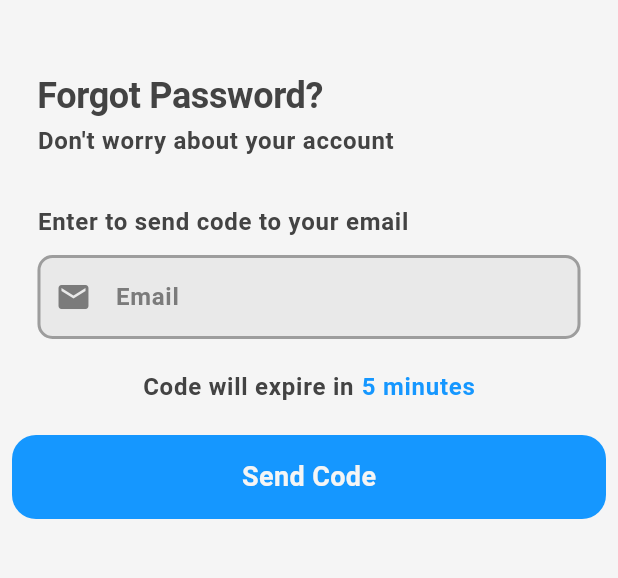
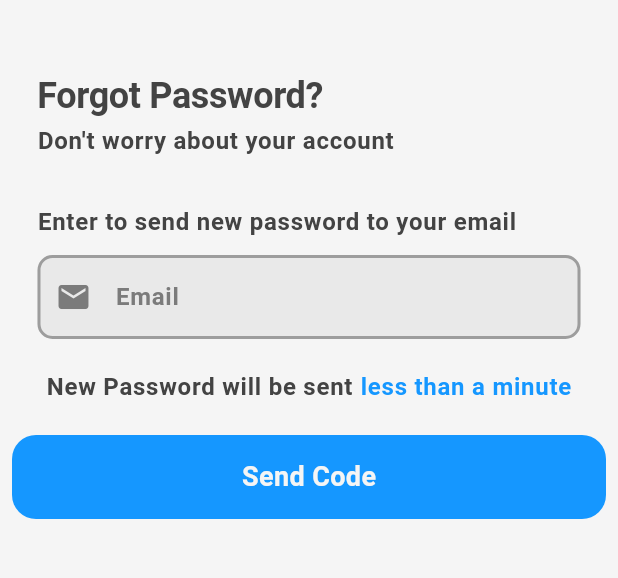
Before and after one commit to PhuocDinh462/student_hub, a Flutter app: the screen it shows after launch, after a tap on "Forgot Password?", on a phone screen of 412 x 824 dp, the part 84-662 px from its top. Run offline on Flutter 3.47's test engine with Material 3 defaults, Android fonts, the phone set to English and light mode, and no system bars; drawn by our look-alikes of loader_overlay; our stand-ins replace awesome_snackbar_content, dio, dotted_border, dropdown_search, equatable, file_picker and 10 more; missing offline and left inert: country_flags, language_code, month_year_picker; accounts and stored records are empty; generated files the repository leaves out were written again.

Commit message:
feat: update login UI

```diff
--- a/lib/constants/theme.dart
+++ b/lib/constants/theme.dart
@@ -20,6 +20,9 @@ const Color text_50 = Color(0xfff5f5f5);
 
 // More colors
 const Color color_1 = Color.fromARGB(255, 255, 77, 64);
+const Color linearColor1 = Color(0xff1597FF);
+const Color linearColor2 = Color(0xff3F51B5);
+const Color linearColor3 = Color(0xff00C853);
 
 // Themes
 class AppTheme {
@@ -33,6 +36,7 @@ class AppTheme {
       surfaceTint: primary_300,
       surface: text_50,
       onSurface: text_500,
+      background: text_900,
       outline: Colors.transparent,
       onSecondary: Colors.white,
     ),
@@ -88,6 +92,7 @@ class AppTheme {
       secondaryContainer: text_900,
       surfaceTint: text_800,
       surface: text_800,
+      background: text_50,
       onSurface: text_50,
       onSecondary: text_800,
     ),
--- a/lib/routes/auth_route.dart
+++ b/lib/routes/auth_route.dart
@@ -12,8 +12,7 @@ class AuthRoutes {
   static const String resetPassword = '/reset_password';
 
   static Map<String, WidgetBuilder> routes = {
-    login: (context) =>
-        const AccountHeader(title: 'Student Hub', body: Login()),
+    login: (context) => const Login(),
     forgotPassword: (context) =>
         const AccountHeader(title: 'Student Hub', body: ForgotPassword()),
     verifyCode: (context) =>
--- a/lib/screens/authentication/forgot_password.dart
+++ b/lib/screens/authentication/forgot_password.dart
@@ -103,7 +103,7 @@ class _ForgotPasswordState extends State<ForgotPassword> {
                   mainAxisAlignment: MainAxisAlignment.start,
                   children: [
                     Text(
-                      'Enter to send code to your email',
+                      'Enter to send new password to your email',
                       style: Theme.of(context)
                           .textTheme
                           .bodyLarge
@@ -130,7 +130,7 @@ class _ForgotPasswordState extends State<ForgotPassword> {
                     mainAxisAlignment: MainAxisAlignment.center,
                     children: [
                       Text(
-                        'Code will expire in',
+                        'New Password will be sent',
                         style: Theme.of(context)
                             .textTheme
                             .bodyLarge
@@ -138,7 +138,7 @@ class _ForgotPasswordState extends State<ForgotPassword> {
                       ),
                       const Gap(5),
                       Text(
-                        '5 minutes',
+                        'less than a minute',
                         style: Theme.of(context).textTheme.bodyLarge?.copyWith(
                             fontWeight: FontWeight.bold, color: primary_300),
                       ),
--- a/lib/screens/authentication/login.dart
+++ b/lib/screens/authentication/login.dart
@@ -13,8 +13,7 @@ import 'package:student_hub/routes/auth_route.dart';
 import 'package:student_hub/routes/company_route.dart';
 import 'package:student_hub/routes/student_routes.dart';
 import 'package:student_hub/utils/snack_bar.dart';
-import 'package:student_hub/widgets/button.dart';
-import 'package:student_hub/widgets/text_field.dart';
+
 import 'package:flutter_dotenv/flutter_dotenv.dart';
 import 'package:awesome_snackbar_content/awesome_snackbar_content.dart';
 
@@ -31,6 +30,7 @@ class _LoginState extends State<Login> {
   final TextEditingController passwordController = TextEditingController();
   final String? apiServer = dotenv.env['API_SERVER'];
   final AuthService authService = AuthService();
+  bool isObscured = true;
 
   void companyNavigate() async {
     await Navigator.pushNamed(context, CompanyRoutes.nav);
@@ -43,6 +43,9 @@ class _LoginState extends State<Login> {
   @override
   Widget build(BuildContext context) {
     final UserProvider userProvider = Provider.of<UserProvider>(context);
+    final textTheme = Theme.of(context).textTheme;
+    final colorScheme = Theme.of(context).colorScheme;
+
     //sign in
     void signIn() async {
       final String email = emailController.text;
@@ -132,39 +135,95 @@ class _LoginState extends State<Login> {
     }
 
     return Scaffold(
-      body: SafeArea(
-        child: SingleChildScrollView(
-          child: Center(
-            child: Padding(
-              padding: const EdgeInsets.symmetric(horizontal: 10.0),
+      body: SingleChildScrollView(
+        child: Container(
+          height: MediaQuery.of(context).size.height,
+          width: MediaQuery.of(context).size.width,
+          decoration: const BoxDecoration(
+            gradient: LinearGradient(
+              begin: Alignment.topLeft,
+              end: Alignment.bottomRight,
+              colors: [
+                linearColor1,
+                linearColor2,
+                Color(0xff00C853),
+              ],
+            ),
+          ),
           child: Column(
+            crossAxisAlignment: CrossAxisAlignment.center,
             children: [
               const Gap(50),
-                  //welcome back
-                  Text(
-                    'Welcome back to StudentHub!',
-                    style: Theme.of(context).textTheme.titleLarge,
-                  ),
-                  const Gap(30),
-                  //user name textfield
-                  InputText(
-                    controller: emailController,
-                    hintText: 'Email',
-                    obscureText: false,
-                    icon: Icons.email,
+              Image.asset(
+                'assets/images/avatar.jpg',
+                width: MediaQuery.of(context).size.width / 5,
               ),
               const Gap(20),
-                  // password textfield
-                  InputText(
+              Text(
+                'Student Hub',
+                style: textTheme.displayLarge!.copyWith(
+                    color: colorScheme.onPrimary, fontWeight: FontWeight.bold),
+              ),
+              const Gap(20),
+              Container(
+                  height: MediaQuery.of(context).size.height / 1.7,
+                  width: MediaQuery.of(context).size.width / 1.1,
+                  decoration: BoxDecoration(
+                    color: colorScheme.primaryContainer,
+                    borderRadius: BorderRadius.circular(20),
+                  ),
+                  child: Column(
+                    crossAxisAlignment: CrossAxisAlignment.center,
+                    children: [
+                      const Gap(20),
+                      Text(
+                        'Welcome back!',
+                        style: textTheme.titleLarge!.copyWith(
+                            color: colorScheme.primary,
+                            fontWeight: FontWeight.bold),
+                      ),
+                      const Gap(20),
+                      Text(
+                        'Please login to continue',
+                        style: textTheme.headlineMedium!
+                            .copyWith(color: colorScheme.onSurface),
+                      ),
+                      const Gap(20),
+                      SizedBox(
+                        width: MediaQuery.of(context).size.width / 1.3,
+                        child: TextField(
+                          controller: emailController,
+                          decoration: const InputDecoration(
+                            labelText: 'Email Address',
+                            suffixIcon: Icon(Icons.email),
+                          ),
+                        ),
+                      ),
+                      const Gap(20),
+                      SizedBox(
+                        width: MediaQuery.of(context).size.width / 1.3,
+                        child: TextField(
                           controller: passwordController,
-                    hintText: 'Password',
-                    obscureText: true,
-                    icon: Icons.lock,
+                          obscureText: isObscured,
+                          decoration: InputDecoration(
+                            labelText: 'Password',
+                            suffixIcon: IconButton(
+                              icon: Icon(
+                                isObscured
+                                    ? Icons.visibility_off
+                                    : Icons.visibility,
                               ),
-                  const Gap(10),
-                  //forgot password
+                              onPressed: () => {
+                                setState(() {
+                                  isObscured = !isObscured;
+                                })
+                              },
+                            ),
+                          ),
+                        ),
+                      ),
                       Padding(
-                    padding: const EdgeInsets.symmetric(horizontal: 25.0),
+                        padding: const EdgeInsets.fromLTRB(20, 20, 40, 20),
                         child: Row(
                           mainAxisAlignment: MainAxisAlignment.end,
                           children: [
@@ -173,29 +232,47 @@ class _LoginState extends State<Login> {
                                 Navigator.pushNamed(
                                     context, AuthRoutes.forgotPassword);
                               },
-                          child: const Text(
+                              child: Text(
                                 'Forgot Password?',
-                            style: TextStyle(
-                              color: primary_300,
+                                style: textTheme.bodyMedium!.copyWith(
+                                  color: colorScheme.primary,
                                   fontWeight: FontWeight.bold,
-                              fontSize: 16,
                                 ),
                               ),
                             ),
                           ],
                         ),
                       ),
-                  const Gap(25),
-                  //sign in button
-                  Button(
+                      GestureDetector(
                         onTap: signIn,
-                    colorButton: primary_300,
-                    colorText: text_50,
-                    text: 'Sign In',
+                        child: Container(
+                          alignment: Alignment.center,
+                          width: MediaQuery.of(context).size.width / 1.5,
+                          decoration: BoxDecoration(
+                            borderRadius: BorderRadius.circular(50),
+                            gradient: const LinearGradient(
+                              begin: Alignment.centerLeft,
+                              end: Alignment.centerRight,
+                              colors: [
+                                linearColor1,
+                                linearColor2,
+                                linearColor3,
+                              ],
                             ),
-
-                  const Gap(25),
-                  // not a member ? register now
+                          ),
+                          child: Padding(
+                            padding: const EdgeInsets.all(12.0),
+                            child: Text(
+                              'Login',
+                              style: textTheme.bodyMedium!.copyWith(
+                                color: colorScheme.onPrimary,
+                                fontWeight: FontWeight.bold,
+                              ),
+                            ),
+                          ),
+                        ),
+                      ),
+                      const Gap(20),
                       Row(
                         mainAxisAlignment: MainAxisAlignment.center,
                         children: [
@@ -206,22 +283,22 @@ class _LoginState extends State<Login> {
                           const SizedBox(width: 4),
                           GestureDetector(
                             onTap: () {
-                          Navigator.pushNamed(context, AuthRoutes.signUpOption);
+                              Navigator.pushNamed(
+                                  context, AuthRoutes.signUpOption);
                             },
-                        child: const Text(
+                            child: Text(
                               'Sign up here',
-                          style: TextStyle(
-                            color: primary_200,
+                              style: textTheme.bodyMedium!.copyWith(
+                                color: colorScheme.primary,
                                 fontWeight: FontWeight.bold,
-                            fontSize: 16,
                               ),
                             ),
                           ),
                         ],
                       )
                     ],
-              ),
-            ),
+                  ))
+            ],
           ),
         ),
       ),
```
Lines whose indentation alone changed are shown as unchanged.
